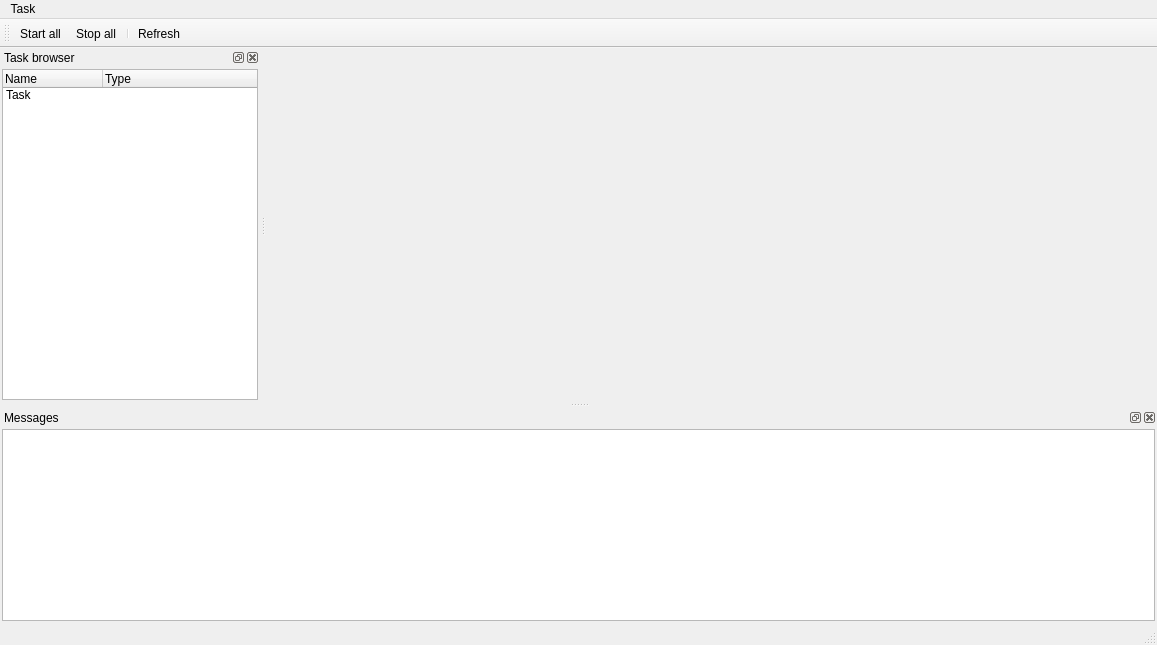
First picture: the form in src/GUI/mainwindow.ui, repository maciek-slon/DisCODe, before the edit.
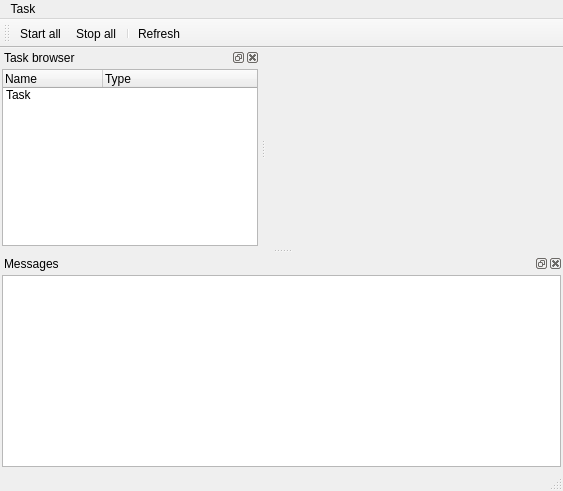
Second picture: the form after the edit. Icons and pictures are not drawn.

```diff
--- a/src/GUI/mainwindow.ui
+++ b/src/GUI/mainwindow.ui
@@ -6,8 +6,8 @@
    <rect>
     <x>0</x>
     <y>0</y>
-    <width>1157</width>
-    <height>645</height>
+    <width>563</width>
+    <height>491</height>
    </rect>
   </property>
   <property name="windowTitle">
@@ -34,8 +34,8 @@
         <rect>
          <x>0</x>
          <y>0</y>
-         <width>896</width>
-         <height>344</height>
+         <width>397</width>
+         <height>307</height>
         </rect>
        </property>
       </widget>
@@ -48,7 +48,7 @@
     <rect>
      <x>0</x>
      <y>0</y>
-     <width>1157</width>
+     <width>563</width>
      <height>21</height>
     </rect>
    </property>
```
